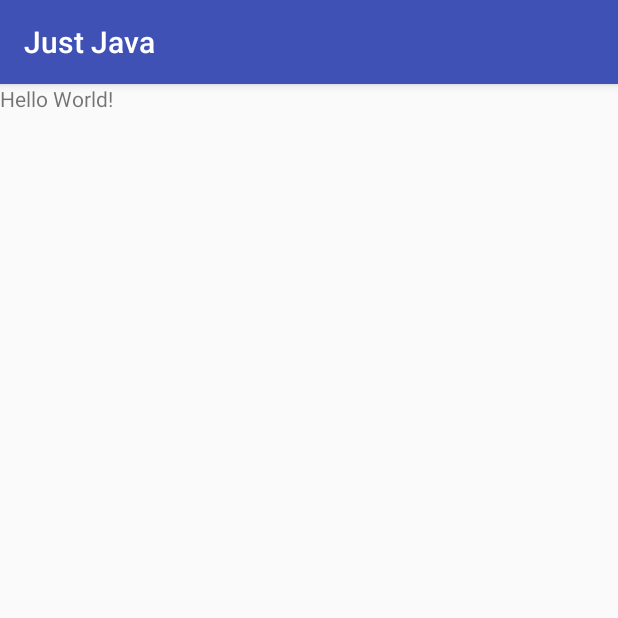
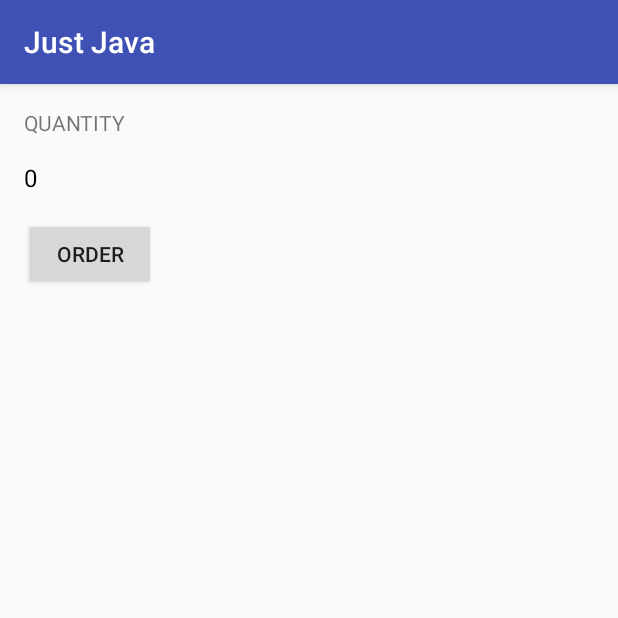
Before and after one commit to JPLLopes/JustJavaApp, an Android app: the screen it shows after launch (MainActivity), on a phone screen of 412 x 824 dp, the top half of it. Run offline under Robolectric (Android 15) with nearby library versions, the phone set to English and light mode, and no system bars.

Commit message:
Added first parts of the layout

```diff
--- a/app/src/main/res/layout/activity_main.xml
+++ b/app/src/main/res/layout/activity_main.xml
@@ -3,11 +3,31 @@
     xmlns:tools="http://schemas.android.com/tools"
     android:layout_width="match_parent"
     android:layout_height="match_parent"
+    android:orientation="vertical"
     tools:context=".MainActivity">
 
     <TextView
         android:layout_width="wrap_content"
         android:layout_height="wrap_content"
-        android:text="Hello World!" />
+        android:layout_marginBottom="16dp"
+        android:layout_marginLeft="16dp"
+        android:layout_marginTop="16dp"
+        android:text="@string/quantity_text_header"
+        android:textAllCaps="true"/>
 
+    <TextView
+        android:id="@+id/quantity_text_view"
+        android:layout_width="wrap_content"
+        android:layout_height="wrap_content"
+        android:layout_marginLeft="16dp"
+        android:text="0"
+        android:textColor="#000000"
+        android:textSize="16sp" />
+
+    <Button
+        android:layout_width="wrap_content"
+        android:layout_height="wrap_content"
+        android:layout_marginTop="16dp"
+        android:layout_marginLeft="16dp"
+        android:text="@string/order_button_text" />
 </LinearLayout>
--- a/app/src/main/res/values/strings.xml
+++ b/app/src/main/res/values/strings.xml
@@ -1,3 +1,5 @@
 <resources>
     <string name="app_name">Just Java</string>
+    <string name="quantity_text_header">Quantity</string>
+    <string name="order_button_text">Order</string>
 </resources>
```
